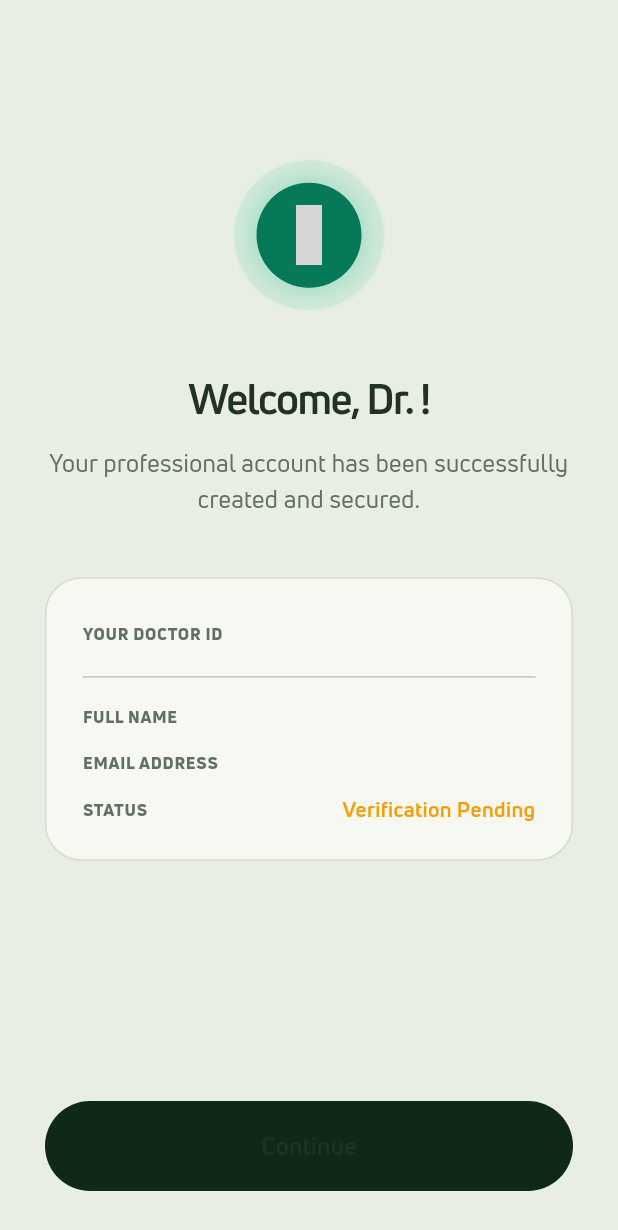
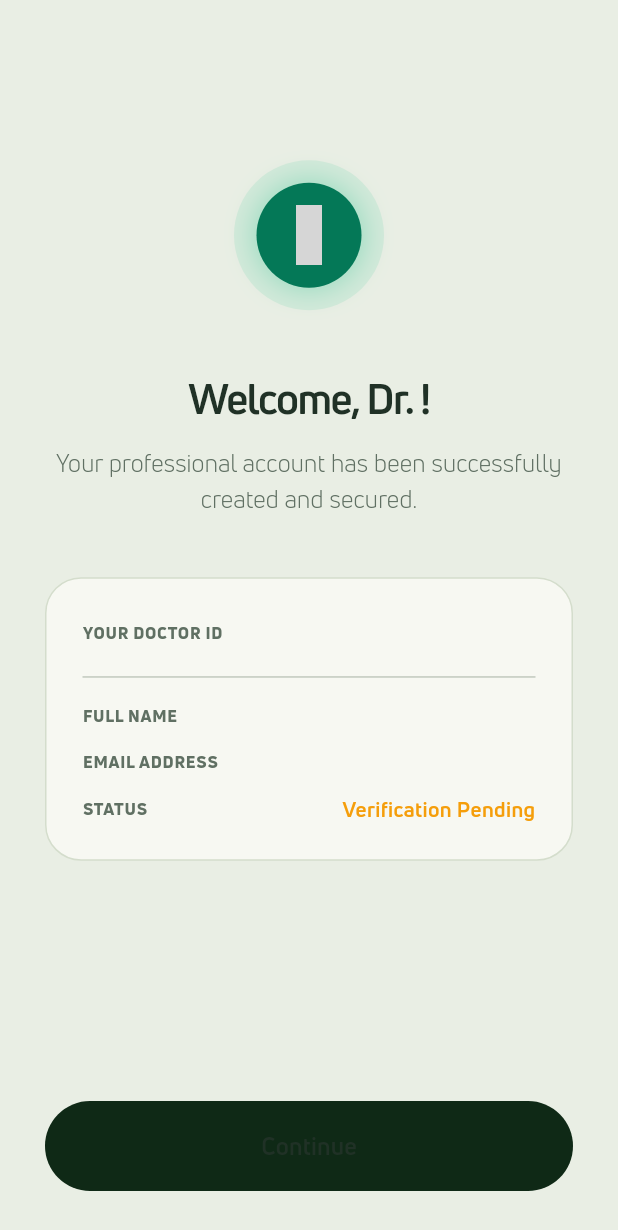
Before and after one commit to subgit9-a11y/docv1, a Flutter app: the RegistrationSuccessScreen screen opened directly with empty values, on a phone screen of 412 x 824 dp. Shown: the top 1230 px of the screen. Run offline on Flutter 3.47's test engine with Material 3 defaults, Android fonts, the phone set to English and light mode, and no system bars; our stand-ins replace audioplayers, cached_network_image, cloud_firestore, connectivity_plus, country_picker, dio and 27 more; missing offline and left inert: agora_rtc_engine, pip_view, record, syncfusion_flutter_pdfviewer; accounts and stored records are empty; generated files the repository leaves out were written again; network calls fail; project files that could hold a hidden picture were left out; grey boxes are pictures that could not be loaded.

Commit message:
Converge registration_success_screen onto theme tokens
Exact-match: fontSize 16 -> titleMedium (weight pinned to normal to
preserve the un-bolded original), 11/w800 -> labelSmall, EdgeInsets.all(24)
-> space2xl, BorderRadius.circular(24) -> radiusXl, vertical:16 -> spaceLg.
Left the 28px headline, 30px horizontal padding, and the isPrimary ? 18 : 14
conditional size alone - no clean exact match.

Co-Authored-By: Claude Sonnet 5 <noreply@anthropic.com>
Claude-Session: https://claude.ai/code/session_017SbDy8BpM1GNs7r7A7awx7

```diff
--- a/lib/features/authentication/registration_success_screen.dart
+++ b/lib/features/authentication/registration_success_screen.dart
@@ -108,10 +108,11 @@ class _RegistrationSuccessScreenState extends State<RegistrationSuccessScreen>
                       Text(
                         widget.subtitle ??
                             "Your professional account has been successfully created and secured.",
-                        style: TextStyle(
-                          fontSize: 16,
+                        style:
+                            Theme.of(context).textTheme.titleMedium?.copyWith(
                                   color: AyurezeTheme.textSecondary,
                                   height: 1.5,
+                                  fontWeight: FontWeight.normal,
                                 ),
                         textAlign: TextAlign.center,
                       ),
@@ -170,17 +171,17 @@ class _RegistrationSuccessScreenState extends State<RegistrationSuccessScreen>
   Widget _buildDetailCard() {
     return Container(
       width: double.infinity,
-      padding: const EdgeInsets.all(24),
+      padding: const EdgeInsets.all(AyurezeTheme.space2xl),
       decoration: BoxDecoration(
         color: AyurezeTheme.surface,
-        borderRadius: BorderRadius.circular(24),
+        borderRadius: BorderRadius.circular(AyurezeTheme.radiusXl),
         border: Border.all(color: AyurezeTheme.border),
       ),
       child: Column(
         children: [
           _buildDetailRow("YOUR DOCTOR ID", widget.doctorId, isPrimary: true),
           const Padding(
-            padding: EdgeInsets.symmetric(vertical: 16),
+            padding: EdgeInsets.symmetric(vertical: AyurezeTheme.spaceLg),
             child: Divider(height: 1),
           ),
           _buildDetailRow("FULL NAME", widget.doctorName),
@@ -200,8 +201,7 @@ class _RegistrationSuccessScreenState extends State<RegistrationSuccessScreen>
       children: [
         Text(
           label,
-          style: TextStyle(
-            fontSize: 11,
+          style: Theme.of(context).textTheme.labelSmall?.copyWith(
                 fontWeight: FontWeight.w800,
                 color: AyurezeTheme.textSecondary,
                 letterSpacing: 0.5,
```
Lines whose indentation alone changed are shown as unchanged.
